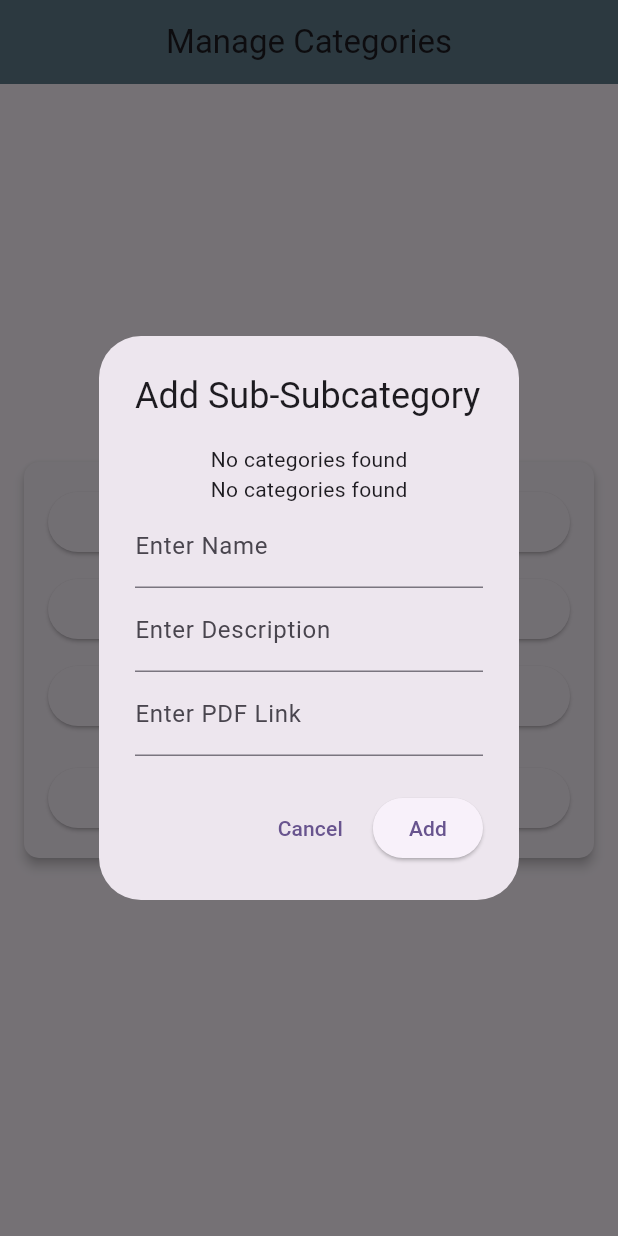
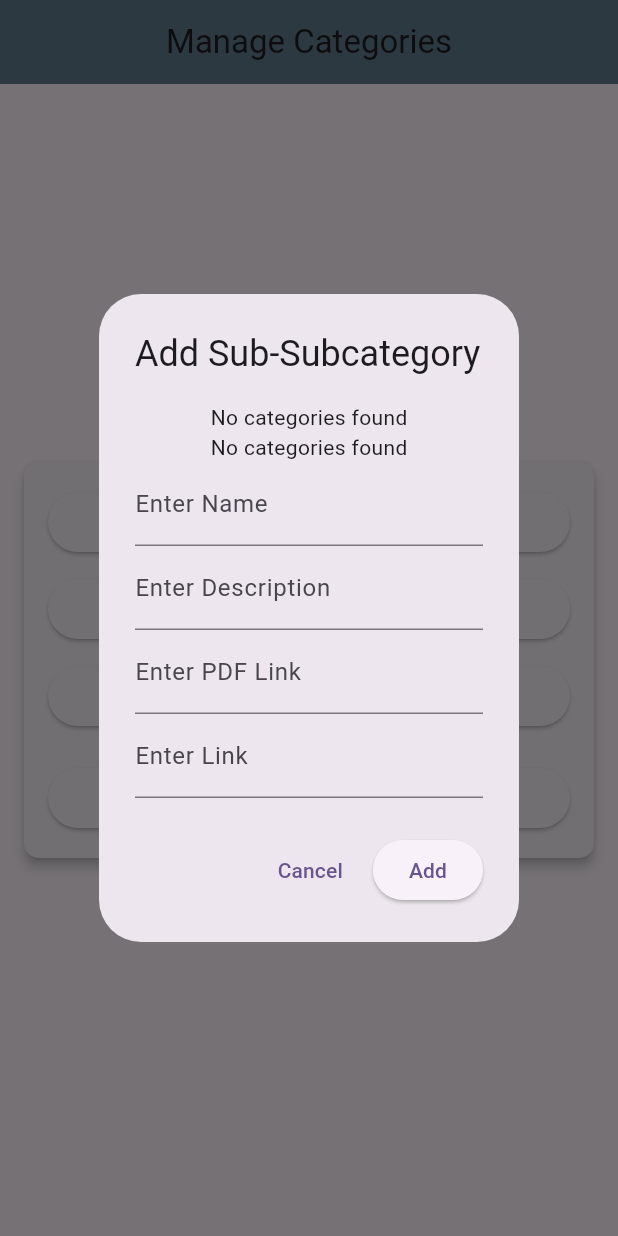
Before and after one commit to papayacoders-dev/dpharma_admin, a Flutter app: the screen it shows after launch, after a tap on "Add Sub-Subcategory", on a phone screen of 412 x 824 dp. Run offline on Flutter 3.47's test engine with Material 3 defaults, Android fonts, the phone set to English and light mode, and no system bars; our stand-ins replace firebase_core, firebase_database; accounts and stored records are empty.

```diff
--- a/lib/view/add_category_page.dart
+++ b/lib/view/add_category_page.dart
@@ -356,6 +356,7 @@ class _DynamicDataPageState extends State<DynamicDataPage> {
   TextEditingController imageController = TextEditingController();
   TextEditingController pdfLinkController = TextEditingController();
   TextEditingController descriptionController = TextEditingController();
+  TextEditingController LinkController = TextEditingController();
 
   String? selectedCategoryId;
   String? selectedSubCategoryId;
@@ -370,6 +371,7 @@ class _DynamicDataPageState extends State<DynamicDataPage> {
     imageController.clear();
     pdfLinkController.clear();
     descriptionController.clear();
+    LinkController.clear();
 
     showDialog(
       context: context,
@@ -449,6 +451,7 @@ class _DynamicDataPageState extends State<DynamicDataPage> {
         TextField(controller: nameController, decoration: const InputDecoration(labelText: "Enter Name")),
         TextField(controller: descriptionController, decoration: const InputDecoration(labelText: "Enter Description")),
         TextField(controller: pdfLinkController, decoration: const InputDecoration(labelText: "Enter PDF Link")),
+        TextField(controller: LinkController, decoration: const InputDecoration(labelText: "Enter Link")),
       ],
       onSubmit: () {
         if (selectedCategoryId != null && selectedSubCategoryId != null && nameController.text.isNotEmpty) {
@@ -458,6 +461,7 @@ class _DynamicDataPageState extends State<DynamicDataPage> {
             nameController.text,
             pdfLinkController.text,
             descriptionController.text,
+            LinkController.text,
           );
           clearControllers();
           Navigator.pop(context);
@@ -474,16 +478,18 @@ class _DynamicDataPageState extends State<DynamicDataPage> {
     imageController.clear();
     pdfLinkController.clear();
     descriptionController.clear();
+    LinkController.clear();
   }
 
   /// Add Sub-Subcategory to Firebase
-  Future<void> addSubSubCategory(String categoryId, String subCategoryId, String name, String pdfLink, String description) async {
+  Future<void> addSubSubCategory(String categoryId, String subCategoryId, String name, String pdfLink, String description, String link) async {
     String? subSubCategoryId = database.child("category/$categoryId/subcategory/$subCategoryId/sub_subcategory").push().key;
     if (subSubCategoryId != null) {
       await database.child("category/$categoryId/subcategory/$subCategoryId/sub_subcategory/$subSubCategoryId").set({
         "name": name,
         "description": description,
         "link": pdfLink,
+        "url": link
       });
     }
   }
```
